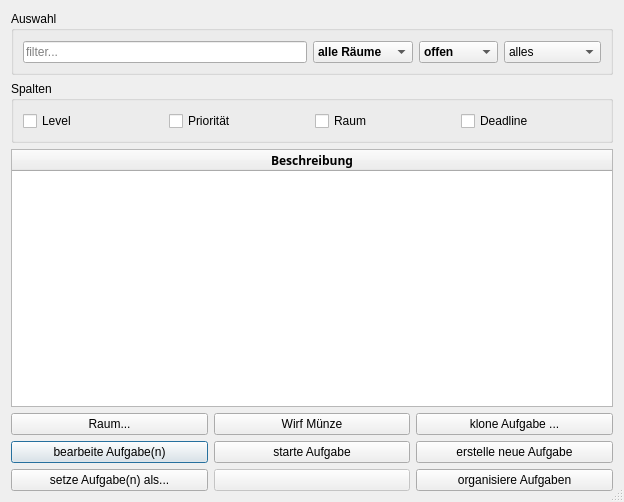
Before: the Qt Designer form src/ui/task_list.ui in amogorkon/watnu, drawn with Qt 5.
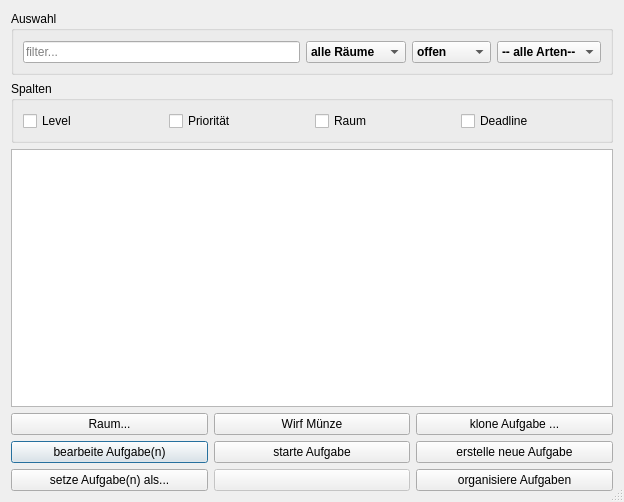
After: the same form once the commit is applied. Icons and pictures are not drawn.

```diff
--- a/src/ui/task_list.ui
+++ b/src/ui/task_list.ui
@@ -139,12 +139,19 @@
       </item>
       <item>
        <widget class="QComboBox" name="ilk">
+        <property name="font">
+         <font>
+          <weight>75</weight>
+          <italic>false</italic>
+          <bold>true</bold>
+         </font>
+        </property>
         <property name="toolTip">
          <string>Art</string>
         </property>
         <item>
          <property name="text">
-          <string>alles</string>
+          <string>-- alle Arten--</string>
          </property>
         </item>
         <item>
@@ -220,6 +227,13 @@
        <verstretch>0</verstretch>
       </sizepolicy>
      </property>
+     <property name="font">
+      <font>
+       <family>Segoe UI</family>
+       <weight>75</weight>
+       <bold>true</bold>
+      </font>
+     </property>
      <property name="autoFillBackground">
       <bool>false</bool>
      </property>
@@ -262,18 +276,27 @@
      <property name="selectionBehavior">
       <enum>QAbstractItemView::SelectRows</enum>
      </property>
+     <property name="textElideMode">
+      <enum>Qt::ElideMiddle</enum>
+     </property>
      <property name="horizontalScrollMode">
       <enum>QAbstractItemView::ScrollPerPixel</enum>
      </property>
      <property name="showGrid">
-      <bool>true</bool>
+      <bool>false</bool>
      </property>
      <property name="sortingEnabled">
       <bool>true</bool>
      </property>
+     <property name="wordWrap">
+      <bool>false</bool>
+     </property>
      <property name="cornerButtonEnabled">
       <bool>true</bool>
      </property>
+     <property name="columnCount">
+      <number>0</number>
+     </property>
      <attribute name="horizontalHeaderCascadingSectionResizes">
       <bool>true</bool>
      </attribute>
@@ -301,18 +324,6 @@
      <attribute name="verticalHeaderStretchLastSection">
       <bool>false</bool>
      </attribute>
-     <column>
-      <property name="text">
-       <string>Beschreibung</string>
-      </property>
-      <property name="font">
-       <font>
-        <family>MS Reference Sans Serif</family>
-        <weight>75</weight>
-        <bold>true</bold>
-       </font>
-      </property>
-     </column>
     </widget>
    </item>
    <item>
```
Left out of the diff: 5 changed lines with no effect on the pictures.
